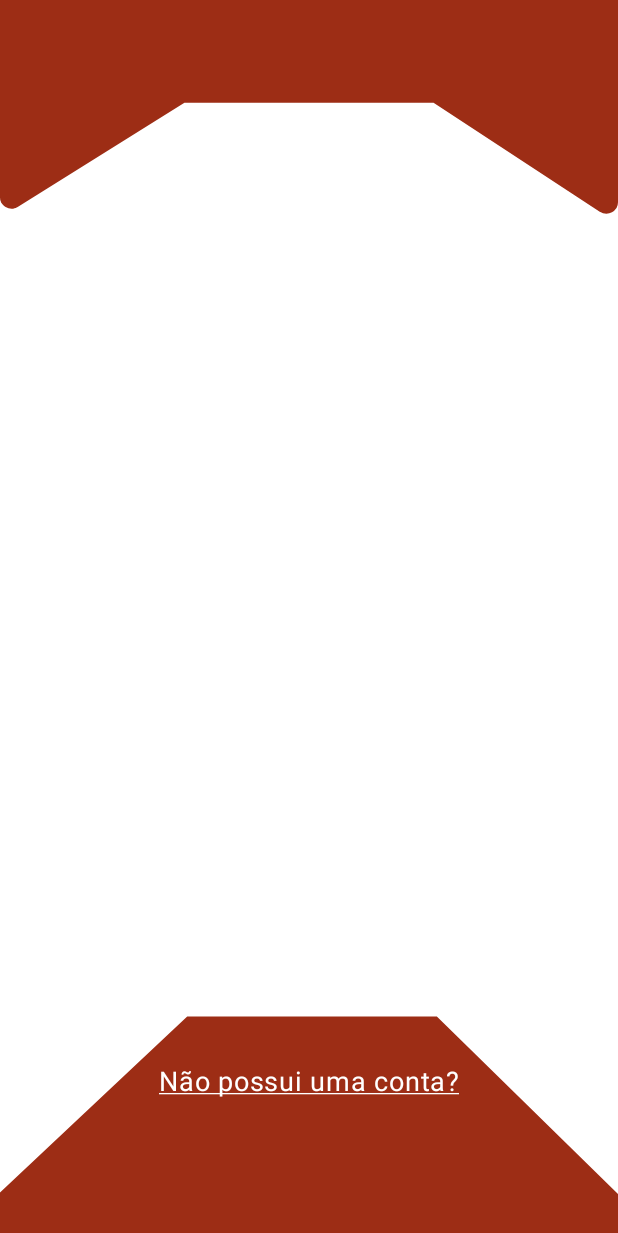
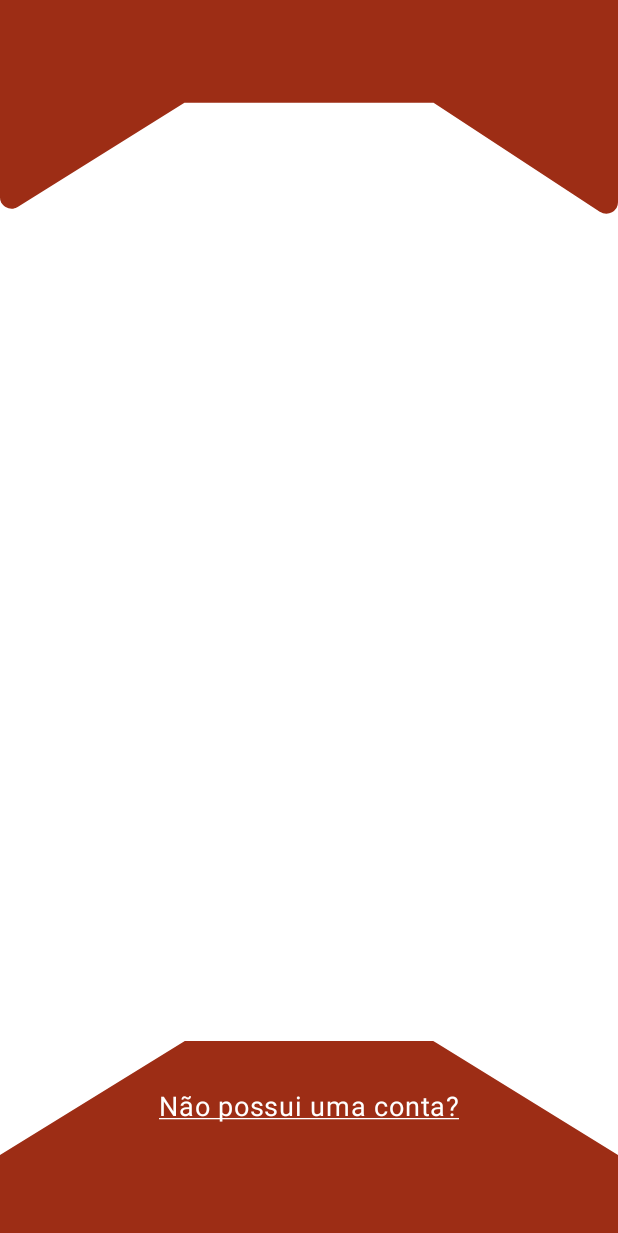
Before and after one commit to luizlopes12/RedBag-app, an Android app built with Jetpack Compose: the screen it shows after launch (MainActivity), on a phone screen of 412 x 824 dp. Shown: the top 1233 px of the screen. Run offline under Robolectric (Android 15) with nearby library versions, the phone set to English and light mode, and no system bars.

Commit message:
feat: adjusting the bottom image

```diff
--- a/Kotlin-app/app/src/main/res/drawable/login_bottom_illustration.xml
+++ b/Kotlin-app/app/src/main/res/drawable/login_bottom_illustration.xml
@@ -1,10 +1,10 @@
 <vector xmlns:android="http://schemas.android.com/apk/res/android"
-    android:width="427dp"
-    android:height="152dp"
-    android:viewportWidth="427"
-    android:viewportHeight="152">
+    android:width="428dp"
+    android:height="135dp"
+    android:viewportWidth="428"
+    android:viewportHeight="135">
   <path
-      android:pathData="M419.5,610.5C419.5,610.78 419.28,611 419,611H6.5L6.5,126.22L132.32,7.92H298.78L419.5,126.13L419.5,610.5Z"
+      android:pathData="M297.87,7.5L420.5,83.18L420.5,610.5C420.5,610.78 420.28,611 420,611H7.5L7.5,83.18L130.13,7.5H297.87Z"
       android:strokeWidth="15"
       android:fillColor="#9D2D15"
       android:strokeColor="#9D2D15"/>
```
Also changed, not shown: Kotlin-app/app/src/main/res/drawable/raw/login_bottom_illustration.svg.
